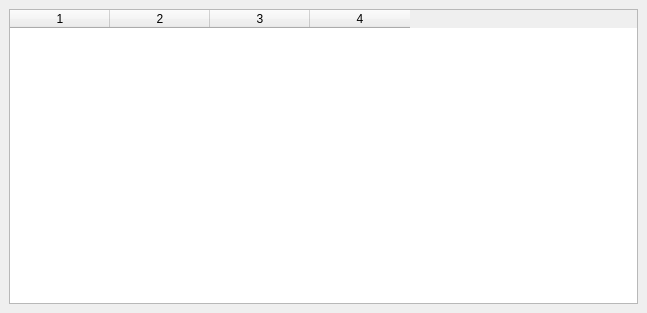
Qt form src/arcstorage-ui/transferlistwindow.ui (jonaslindemann/arc-gui-clients) before a commit.
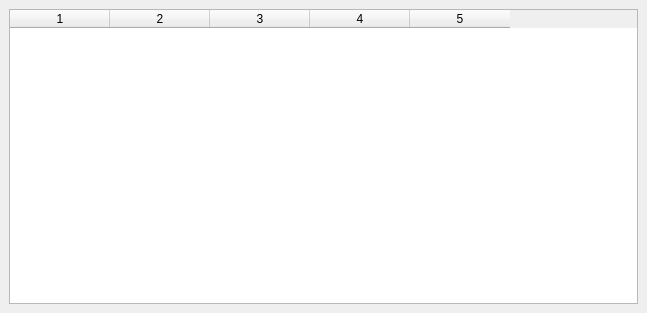
The same form after that commit.

```diff
--- a/src/arcstorage-ui/transferlistwindow.ui
+++ b/src/arcstorage-ui/transferlistwindow.ui
@@ -21,12 +21,13 @@
        <number>0</number>
       </property>
       <property name="columnCount">
-       <number>4</number>
+       <number>5</number>
       </property>
       <column/>
       <column/>
       <column/>
       <column/>
+      <column/>
      </widget>
     </item>
    </layout>
```
